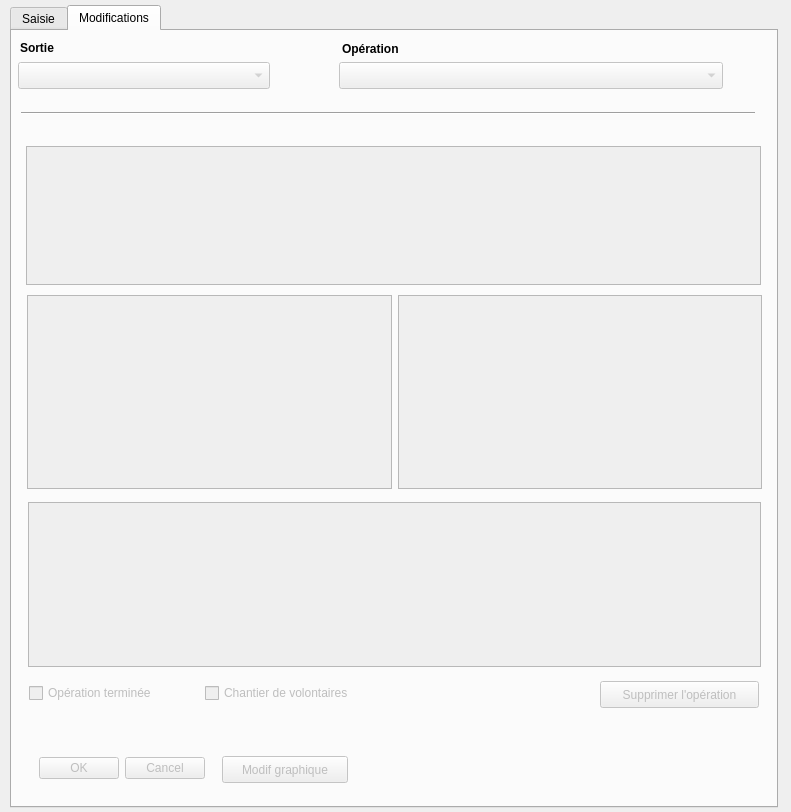
VincentD/bdtravaux, file ui_operation.ui: the form before one commit.
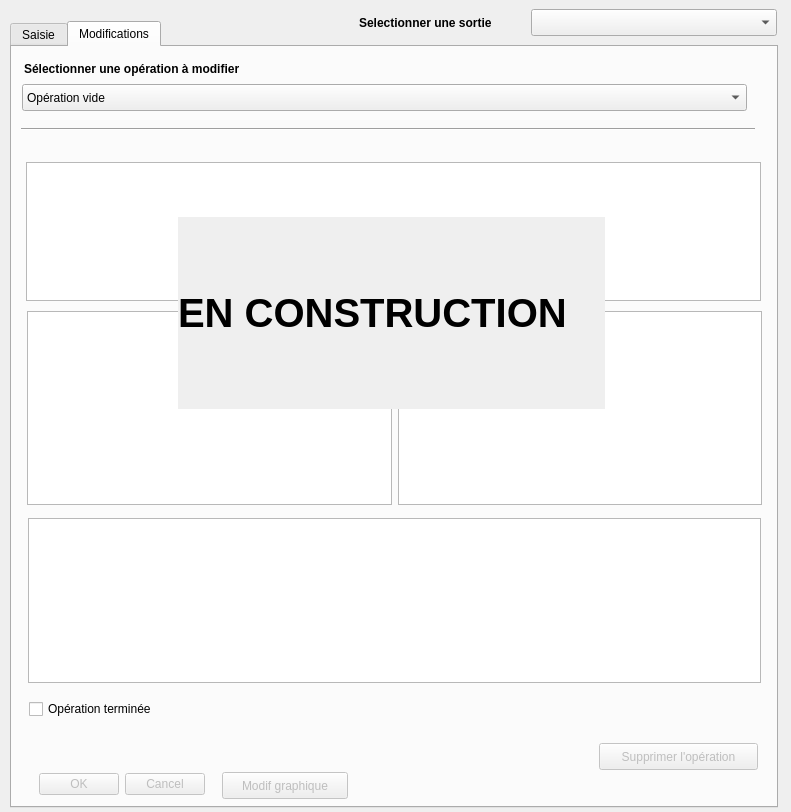
The form after the commit. The open tabs and pages were chosen to show the change. Icons and pictures are not drawn.

Commit message: Issue #57 : Modification d'une opération, suite. Récupération des données de la base dans un formulaire. OK Début de construction de la requête d'enregistrement des données modifiées. Résolution d'un bug dû à un mauvais type de colonne dans la base.

What changed in the file:
```diff
--- a/ui_operation.ui
+++ b/ui_operation.ui
@@ -14,12 +14,15 @@
    <string>Dialog</string>
   </property>
   <widget class="QTabWidget" name="tabWidget">
+   <property name="enabled">
+    <bool>true</bool>
+   </property>
    <property name="geometry">
     <rect>
      <x>10</x>
-     <y>5</y>
+     <y>21</y>
      <width>768</width>
-     <height>803</height>
+     <height>787</height>
     </rect>
    </property>
    <property name="currentIndex">
@@ -475,104 +478,35 @@
       <enum>Qt::Horizontal</enum>
      </property>
     </widget>
-    <widget class="Line" name="line">
-     <property name="geometry">
-      <rect>
-       <x>21</x>
-       <y>39</y>
-       <width>731</width>
-       <height>20</height>
-      </rect>
-     </property>
-     <property name="orientation">
-      <enum>Qt::Horizontal</enum>
-     </property>
-    </widget>
-    <widget class="QComboBox" name="sortie">
-     <property name="geometry">
-      <rect>
-       <x>17</x>
-       <y>17</y>
-       <width>739</width>
-       <height>27</height>
-      </rect>
-     </property>
-    </widget>
-    <widget class="QLabel" name="lbl_sortie">
-     <property name="geometry">
-      <rect>
-       <x>19</x>
-       <y>1</y>
-       <width>739</width>
-       <height>17</height>
-      </rect>
-     </property>
-     <property name="font">
-      <font>
-       <weight>75</weight>
-       <bold>true</bold>
-      </font>
-     </property>
-     <property name="text">
-      <string>Sortie</string>
-     </property>
-    </widget>
    </widget>
    <widget class="QWidget" name="ope_modifs">
     <attribute name="title">
      <string>Modifications</string>
     </attribute>
-    <widget class="QComboBox" name="cbx_edsortie">
-     <property name="enabled">
-      <bool>false</bool>
-     </property>
-     <property name="geometry">
-      <rect>
-       <x>6</x>
-       <y>31</y>
-       <width>252</width>
-       <height>27</height>
-      </rect>
-     </property>
-    </widget>
-    <widget class="QLabel" name="lbl_edsortie">
-     <property name="geometry">
-      <rect>
-       <x>8</x>
-       <y>8</y>
-       <width>247</width>
-       <height>17</height>
-      </rect>
-     </property>
-     <property name="font">
-      <font>
-       <weight>75</weight>
-       <bold>true</bold>
-      </font>
-     </property>
-     <property name="text">
-      <string>Sortie</string>
-     </property>
-    </widget>
     <widget class="QComboBox" name="cbx_edoperation">
      <property name="enabled">
-      <bool>false</bool>
+      <bool>true</bool>
      </property>
      <property name="geometry">
       <rect>
-       <x>327</x>
-       <y>31</y>
-       <width>384</width>
+       <x>10</x>
+       <y>37</y>
+       <width>725</width>
        <height>27</height>
       </rect>
      </property>
+     <item>
+      <property name="text">
+       <string>Opération vide</string>
+      </property>
+     </item>
     </widget>
     <widget class="QLabel" name="lbl_edoperation">
      <property name="geometry">
       <rect>
-       <x>330</x>
-       <y>9</y>
-       <width>247</width>
+       <x>12</x>
+       <y>13</y>
+       <width>279</width>
        <height>17</height>
       </rect>
      </property>
@@ -583,7 +517,7 @@
       </font>
      </property>
      <property name="text">
-      <string>Opération</string>
+      <string>Sélectionner une opération à modifier</string>
      </property>
     </widget>
     <widget class="Line" name="line_5">
@@ -601,7 +535,7 @@
     </widget>
     <widget class="QListWidget" name="lst_edopeprev">
      <property name="enabled">
-      <bool>false</bool>
+      <bool>true</bool>
      </property>
      <property name="geometry">
       <rect>
@@ -614,7 +548,7 @@
     </widget>
     <widget class="QTextEdit" name="txt_eddescr">
      <property name="enabled">
-      <bool>false</bool>
+      <bool>true</bool>
      </property>
      <property name="geometry">
       <rect>
@@ -627,7 +561,7 @@
     </widget>
     <widget class="QCheckBox" name="chx_edopeterm">
      <property name="enabled">
-      <bool>false</bool>
+      <bool>true</bool>
      </property>
      <property name="geometry">
       <rect>
@@ -641,22 +575,6 @@
       <string>Opération terminée</string>
      </property>
     </widget>
-    <widget class="QCheckBox" name="chx_edchantvol">
-     <property name="enabled">
-      <bool>false</bool>
-     </property>
-     <property name="geometry">
-      <rect>
-       <x>193</x>
-       <y>651</y>
-       <width>188</width>
-       <height>22</height>
-      </rect>
-     </property>
-     <property name="text">
-      <string>Chantier de volontaires</string>
-     </property>
-    </widget>
     <widget class="QDialogButtonBox" name="bbx_edokannul">
      <property name="enabled">
       <bool>false</bool>
@@ -695,8 +613,8 @@
      </property>
      <property name="geometry">
       <rect>
-       <x>588</x>
-       <y>650</y>
+       <x>587</x>
+       <y>696</y>
        <width>159</width>
        <height>27</height>
       </rect>
@@ -709,7 +627,7 @@
        <normaloff>:/plugins/bdtravaux/icon2.png</normaloff>:/plugins/bdtravaux/icon2.png</iconset>
      </property>
     </widget>
-    <widget class="QWidget" name="">
+    <widget class="QWidget" name="layoutWidget">
      <property name="geometry">
       <rect>
        <x>15</x>
@@ -722,21 +640,73 @@
       <item>
        <widget class="QListWidget" name="lst_edtypope">
         <property name="enabled">
-         <bool>false</bool>
+         <bool>true</bool>
         </property>
        </widget>
       </item>
       <item>
        <widget class="QListWidget" name="lst_edpresta">
         <property name="enabled">
-         <bool>false</bool>
+         <bool>true</bool>
         </property>
        </widget>
       </item>
      </layout>
     </widget>
+    <widget class="QLabel" name="label_2">
+     <property name="geometry">
+      <rect>
+       <x>166</x>
+       <y>170</y>
+       <width>427</width>
+       <height>192</height>
+      </rect>
+     </property>
+     <property name="font">
+      <font>
+       <pointsize>30</pointsize>
+       <weight>75</weight>
+       <bold>true</bold>
+      </font>
+     </property>
+     <property name="autoFillBackground">
+      <bool>true</bool>
+     </property>
+     <property name="text">
+      <string>EN CONSTRUCTION</string>
+     </property>
+    </widget>
    </widget>
   </widget>
+  <widget class="QComboBox" name="sortie">
+   <property name="geometry">
+    <rect>
+     <x>531</x>
+     <y>9</y>
+     <width>246</width>
+     <height>27</height>
+    </rect>
+   </property>
+  </widget>
+  <widget class="QLabel" name="lbl_sortie">
+   <property name="geometry">
+    <rect>
+     <x>359</x>
+     <y>9</y>
+     <width>170</width>
+     <height>27</height>
+    </rect>
+   </property>
+   <property name="font">
+    <font>
+     <weight>75</weight>
+     <bold>true</bold>
+    </font>
+   </property>
+   <property name="text">
+    <string>Selectionner une sortie</string>
+   </property>
+  </widget>
  </widget>
  <resources>
   <include location="resources.qrc"/>
```
Left out of the diff: 48 changed lines with no effect on the pictures. The commit also changes 4 other files.
